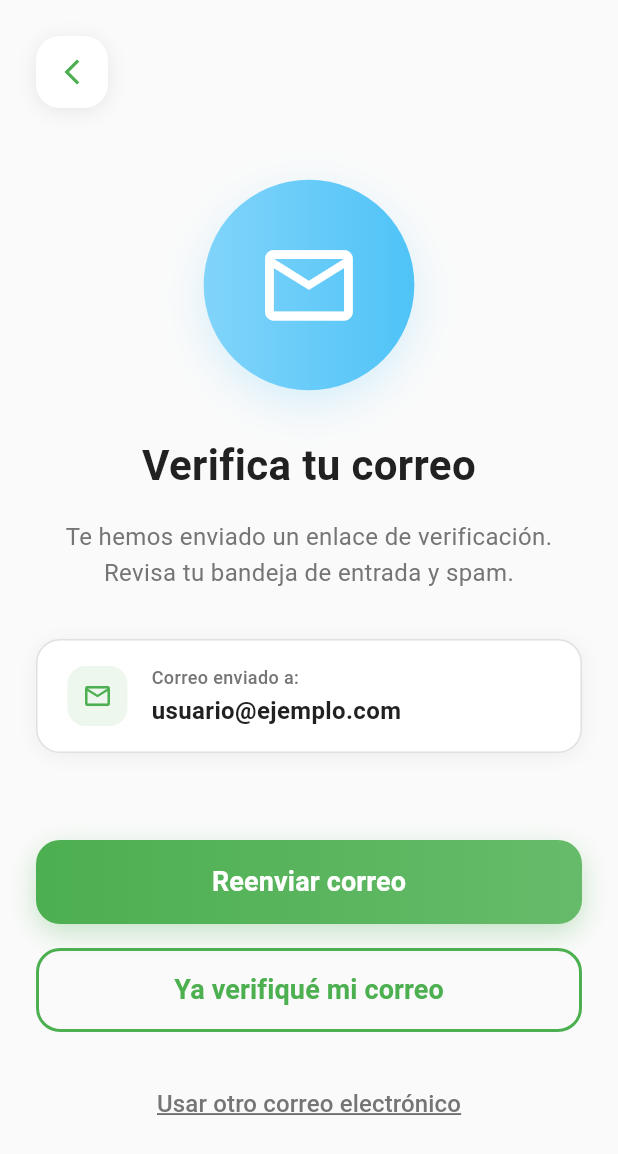
After one commit to betooxx-dev/vetzoone-app, a Flutter app: the EmailVerificationPage screen opened by its route, on a phone screen of 412 x 824 dp. The commit adds this screen. Shown: the top 1154 px of the screen. Run offline on Flutter 3.47's test engine with Material 3 defaults, Android fonts, the phone set to English and light mode, and no system bars.

Commit message:
confirmacion de correo, simulado temp

```diff
--- a/lib/main.dart
+++ b/lib/main.dart
@@ -5,6 +5,7 @@ import 'presentation/pages/public/login_page.dart';
 import 'presentation/pages/public/register_type_selection_page.dart';
 import 'presentation/pages/public/register_owner_page.dart';
 import 'presentation/pages/public/register_veterinarian_page.dart';
+import 'presentation/pages/public/email_verification_page.dart';
 
 void main() {
   runApp(const MyApp());
@@ -29,7 +30,7 @@ class MyApp extends StatelessWidget {
         '/register': (context) => const RegisterTypeSelectionPage(),
         '/register/owner': (context) => const RegisterOwnerPage(),
         '/register/veterinarian': (context) => const RegisterVeterinarianPage(),
-        '/email-verification': (context) => const Placeholder(),
+        '/email-verification': (context) => const EmailVerificationPage(),
         '/professional-verification': (context) => const Placeholder(),
         '/reset-password': (context) => const Placeholder(),
         '/dashboard': (context) => const Placeholder(),
--- /dev/null
+++ b/lib/presentation/pages/public/email_verification_page.dart
@@ -0,0 +1,465 @@
+import 'package:flutter/material.dart';
+import 'dart:async';
+
+class EmailVerificationPage extends StatefulWidget {
+  const EmailVerificationPage({super.key});
+
+  @override
+  State<EmailVerificationPage> createState() => _EmailVerificationPageState();
+}
+
+class _EmailVerificationPageState extends State<EmailVerificationPage>
+    with TickerProviderStateMixin {
+  late AnimationController _pulseController;
+  late AnimationController _checkController;
+  late Animation<double> _pulseAnimation;
+  late Animation<double> _checkAnimation;
+
+  bool _isVerified = false;
+  bool _isResending = false;
+  int _resendCooldown = 0;
+  Timer? _cooldownTimer;
+
+  final String _userEmail = "usuario@ejemplo.com";
+
+  @override
+  void initState() {
+    super.initState();
+    _initializeAnimations();
+    _startEmailCheck();
+  }
+
+  void _initializeAnimations() {
+    _pulseController = AnimationController(
+      duration: const Duration(milliseconds: 1500),
+      vsync: this,
+    );
+
+    _checkController = AnimationController(
+      duration: const Duration(milliseconds: 800),
+      vsync: this,
+    );
+
+    _pulseAnimation = Tween<double>(begin: 1.0, end: 1.2).animate(
+      CurvedAnimation(parent: _pulseController, curve: Curves.easeInOut),
+    );
+
+    _checkAnimation = Tween<double>(begin: 0.0, end: 1.0).animate(
+      CurvedAnimation(parent: _checkController, curve: Curves.elasticOut),
+    );
+
+    _pulseController.repeat(reverse: true);
+  }
+
+  void _startEmailCheck() {
+    Timer(const Duration(seconds: 10), () {
+      if (mounted && !_isVerified) {
+        _verifyEmail();
+      }
+    });
+  }
+
+  void _verifyEmail() {
+    setState(() {
+      _isVerified = true;
+    });
+
+    _pulseController.stop();
+    _checkController.forward();
+
+    Timer(const Duration(seconds: 2), () {
+      if (mounted) {
+        Navigator.pushNamedAndRemoveUntil(
+          context,
+          '/dashboard',
+          (route) => false,
+        );
+      }
+    });
+  }
+
+  Future<void> _resendEmail() async {
+    if (_resendCooldown > 0) return;
+
+    setState(() {
+      _isResending = true;
+    });
+
+    await Future.delayed(const Duration(seconds: 2));
+
+    setState(() {
+      _isResending = false;
+      _resendCooldown = 60;
+    });
+
+    _cooldownTimer = Timer.periodic(const Duration(seconds: 1), (timer) {
+      setState(() {
+        _resendCooldown--;
+      });
+
+      if (_resendCooldown <= 0) {
+        timer.cancel();
+      }
+    });
+
+    if (mounted) {
+      ScaffoldMessenger.of(context).showSnackBar(
+        SnackBar(
+          content: const Text('Correo de verificación reenviado'),
+          backgroundColor: const Color(0xFF4CAF50),
+          behavior: SnackBarBehavior.floating,
+          shape: RoundedRectangleBorder(
+            borderRadius: BorderRadius.circular(12),
+          ),
+        ),
+      );
+    }
+  }
+
+  @override
+  void dispose() {
+    _pulseController.dispose();
+    _checkController.dispose();
+    _cooldownTimer?.cancel();
+    super.dispose();
+  }
+
+  @override
+  Widget build(BuildContext context) {
+    return Scaffold(
+      backgroundColor: const Color(0xFFFAFAFA),
+      body: SafeArea(
+        child: Padding(
+          padding: const EdgeInsets.all(24.0),
+          child: Column(
+            children: [
+              _buildBackButton(),
+              const Spacer(),
+              _buildVerificationContent(),
+              const Spacer(),
+              _buildActionButtons(),
+              const SizedBox(height: 40),
+            ],
+          ),
+        ),
+      ),
+    );
+  }
+
+  Widget _buildBackButton() {
+    return Align(
+      alignment: Alignment.centerLeft,
+      child: Container(
+        width: 48,
+        height: 48,
+        decoration: BoxDecoration(
+          color: Colors.white,
+          borderRadius: BorderRadius.circular(16),
+          boxShadow: [
+            BoxShadow(
+              // ignore: deprecated_member_use
+              color: Colors.black.withOpacity(0.08),
+              blurRadius: 10,
+              offset: const Offset(0, 2),
+            ),
+          ],
+        ),
+        child: IconButton(
+          onPressed: () => Navigator.pop(context),
+          icon: const Icon(
+            Icons.arrow_back_ios_new,
+            color: Color(0xFF4CAF50),
+            size: 20,
+          ),
+        ),
+      ),
+    );
+  }
+
+  Widget _buildVerificationContent() {
+    return Column(
+      children: [
+        _buildEmailIcon(),
+        const SizedBox(height: 40),
+        _buildTitle(),
+        const SizedBox(height: 16),
+        _buildDescription(),
+        const SizedBox(height: 32),
+        _buildEmailDisplay(),
+      ],
+    );
+  }
+
+  Widget _buildEmailIcon() {
+    return AnimatedBuilder(
+      animation: _isVerified ? _checkAnimation : _pulseAnimation,
+      builder: (context, child) {
+        return Transform.scale(
+          scale: _isVerified ? _checkAnimation.value : _pulseAnimation.value,
+          child: Container(
+            width: 120,
+            height: 120,
+            decoration: BoxDecoration(
+              gradient: LinearGradient(
+                colors:
+                    _isVerified
+                        ? [const Color(0xFF4CAF50), const Color(0xFF66BB6A)]
+                        : [const Color(0xFF81D4FA), const Color(0xFF4FC3F7)],
+              ),
+              borderRadius: BorderRadius.circular(60),
+              boxShadow: [
+                BoxShadow(
+                  color: (_isVerified
+                          ? const Color(0xFF4CAF50)
+                          : const Color(0xFF81D4FA))
+                      // ignore: deprecated_member_use
+                      .withOpacity(0.3),
+                  blurRadius: 20,
+                  offset: const Offset(0, 8),
+                ),
+              ],
+            ),
+            child: Icon(
+              _isVerified ? Icons.check_circle_outline : Icons.email_outlined,
+              size: 60,
+              color: Colors.white,
+            ),
+          ),
+        );
+      },
+    );
+  }
+
+  Widget _buildTitle() {
+    return Text(
+      _isVerified ? '¡Verificación Exitosa!' : 'Verifica tu correo',
+      textAlign: TextAlign.center,
+      style: TextStyle(
+        fontSize: 28,
+        fontWeight: FontWeight.bold,
+        color: _isVerified ? const Color(0xFF4CAF50) : const Color(0xFF212121),
+      ),
+    );
+  }
+
+  Widget _buildDescription() {
+    return Text(
+      _isVerified
+          ? 'Tu cuenta ha sido verificada correctamente.\nSerás redirigido en un momento.'
+          : 'Te hemos enviado un enlace de verificación.\nRevisa tu bandeja de entrada y spam.',
+      textAlign: TextAlign.center,
+      style: const TextStyle(
+        fontSize: 16,
+        color: Color(0xFF757575),
+        height: 1.5,
+      ),
+    );
+  }
+
+  Widget _buildEmailDisplay() {
+    return Container(
+      padding: const EdgeInsets.symmetric(horizontal: 20, vertical: 16),
+      decoration: BoxDecoration(
+        color: Colors.white,
+        borderRadius: BorderRadius.circular(16),
+        border: Border.all(color: const Color(0xFFE0E0E0), width: 1),
+        boxShadow: [
+          BoxShadow(
+            // ignore: deprecated_member_use
+            color: Colors.black.withOpacity(0.05),
+            blurRadius: 10,
+            offset: const Offset(0, 2),
+          ),
+        ],
+      ),
+      child: Row(
+        children: [
+          Container(
+            width: 40,
+            height: 40,
+            decoration: BoxDecoration(
+              // ignore: deprecated_member_use
+              color: const Color(0xFF4CAF50).withOpacity(0.1),
+              borderRadius: BorderRadius.circular(12),
+            ),
+            child: const Icon(
+              Icons.email_outlined,
+              color: Color(0xFF4CAF50),
+              size: 20,
+            ),
+          ),
+          const SizedBox(width: 16),
+          Expanded(
+            child: Column(
+              crossAxisAlignment: CrossAxisAlignment.start,
+              children: [
+                const Text(
+                  'Correo enviado a:',
+                  style: TextStyle(
+                    fontSize: 12,
+                    color: Color(0xFF757575),
+                    fontWeight: FontWeight.w500,
+                  ),
+                ),
+                const SizedBox(height: 2),
+                Text(
+                  _userEmail,
+                  style: const TextStyle(
+                    fontSize: 16,
+                    color: Color(0xFF212121),
+                    fontWeight: FontWeight.w600,
+                  ),
+                ),
+              ],
+            ),
+          ),
+        ],
+      ),
+    );
+  }
+
+  Widget _buildActionButtons() {
+    if (_isVerified) {
+      return Container(
+        width: double.infinity,
+        height: 56,
+        decoration: BoxDecoration(
+          borderRadius: BorderRadius.circular(16),
+          gradient: const LinearGradient(
+            colors: [Color(0xFF4CAF50), Color(0xFF66BB6A)],
+          ),
+          boxShadow: [
+            BoxShadow(
+              // ignore: deprecated_member_use
+              color: const Color(0xFF4CAF50).withOpacity(0.3),
+              blurRadius: 15,
+              offset: const Offset(0, 6),
+            ),
+          ],
+        ),
+        child: ElevatedButton(
+          onPressed: () {
+            Navigator.pushNamedAndRemoveUntil(
+              context,
+              '/dashboard',
+              (route) => false,
+            );
+          },
+          style: ElevatedButton.styleFrom(
+            backgroundColor: Colors.transparent,
+            foregroundColor: Colors.white,
+            elevation: 0,
+            shadowColor: Colors.transparent,
+            shape: RoundedRectangleBorder(
+              borderRadius: BorderRadius.circular(16),
+            ),
+          ),
+          child: const Text(
+            'Continuar',
+            style: TextStyle(fontSize: 18, fontWeight: FontWeight.w600),
+          ),
+        ),
+      );
+    }
+
+    return Column(
+      children: [
+        Container(
+          width: double.infinity,
+          height: 56,
+          decoration: BoxDecoration(
+            borderRadius: BorderRadius.circular(16),
+            gradient:
+                _resendCooldown > 0
+                    ? null
+                    : const LinearGradient(
+                      colors: [Color(0xFF4CAF50), Color(0xFF66BB6A)],
+                    ),
+            color: _resendCooldown > 0 ? const Color(0xFFE0E0E0) : null,
+            boxShadow:
+                _resendCooldown > 0
+                    ? null
+                    : [
+                      BoxShadow(
+                        // ignore: deprecated_member_use
+                        color: const Color(0xFF4CAF50).withOpacity(0.3),
+                        blurRadius: 15,
+                        offset: const Offset(0, 6),
+                      ),
+                    ],
+          ),
+          child: ElevatedButton(
+            onPressed:
+                _resendCooldown > 0 || _isResending ? null : _resendEmail,
+            style: ElevatedButton.styleFrom(
+              backgroundColor: Colors.transparent,
+              foregroundColor:
+                  _resendCooldown > 0 ? const Color(0xFF757575) : Colors.white,
+              elevation: 0,
+              shadowColor: Colors.transparent,
+              shape: RoundedRectangleBorder(
+                borderRadius: BorderRadius.circular(16),
+              ),
+            ),
+            child:
+                _isResending
+                    ? const SizedBox(
+                      width: 24,
+                      height: 24,
+                      child: CircularProgressIndicator(
+                        valueColor: AlwaysStoppedAnimation<Color>(Colors.white),
+                        strokeWidth: 2.5,
+                      ),
+                    )
+                    : Text(
+                      _resendCooldown > 0
+                          ? 'Reenviar en ${_resendCooldown}s'
+                          : 'Reenviar correo',
+                      style: const TextStyle(
+                        fontSize: 18,
+                        fontWeight: FontWeight.w600,
+                      ),
+                    ),
+          ),
+        ),
+        const SizedBox(height: 16),
+        Container(
+          width: double.infinity,
+          height: 56,
+          decoration: BoxDecoration(
+            borderRadius: BorderRadius.circular(16),
+            border: Border.all(color: const Color(0xFF4CAF50), width: 2),
+          ),
+          child: TextButton(
+            onPressed: _verifyEmail,
+            style: TextButton.styleFrom(
+              foregroundColor: const Color(0xFF4CAF50),
+              shape: RoundedRectangleBorder(
+                borderRadius: BorderRadius.circular(16),
+              ),
+            ),
+            child: const Text(
+              'Ya verifiqué mi correo',
+              style: TextStyle(fontSize: 18, fontWeight: FontWeight.w600),
+            ),
+          ),
+        ),
+        const SizedBox(height: 24),
+        TextButton(
+          onPressed: () {
+            Navigator.pop(context);
+          },
+          child: const Text(
+            'Usar otro correo electrónico',
+            style: TextStyle(
+              color: Color(0xFF757575),
+              fontSize: 16,
+              fontWeight: FontWeight.w500,
+              decoration: TextDecoration.underline,
+            ),
+          ),
+        ),
+      ],
+    );
+  }
+}
```
